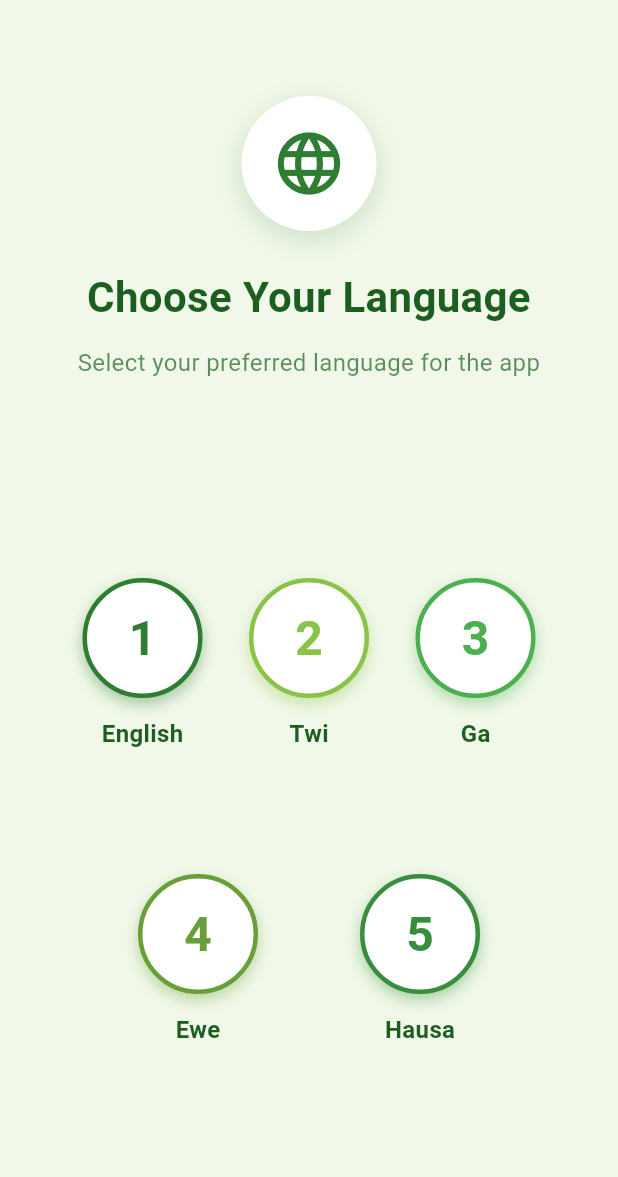
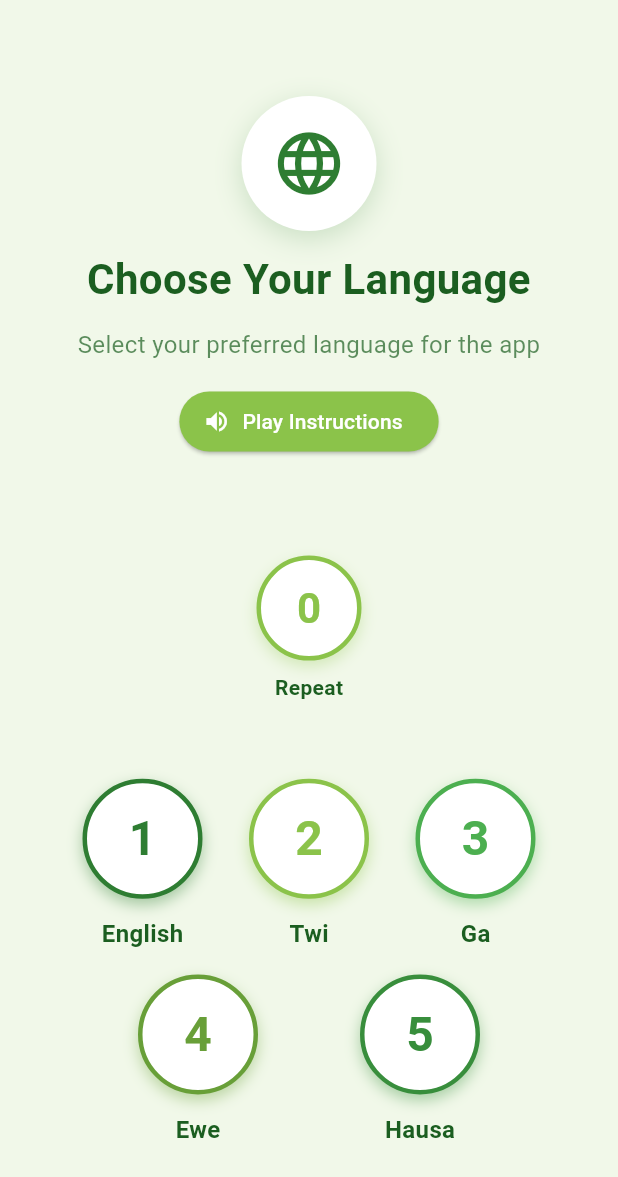
Before and after one commit to Cascasemi/dua_apomden, a Flutter app: the screen it shows after launch, after a tap on "Get Started", on a phone screen of 412 x 824 dp. Shown: the top 1177 px of the screen. Run offline on Flutter 3.47's test engine with Material 3 defaults, Android fonts, the phone set to English and light mode, and no system bars; our stand-ins replace audioplayers.

Commit message:
sound added to replace tts

```diff
--- a/lib/screens/language_selection_screen.dart
+++ b/lib/screens/language_selection_screen.dart
@@ -1,5 +1,6 @@
 import 'package:flutter/material.dart';
-import 'package:flutter_tts/flutter_tts.dart';
+import 'package:audioplayers/audioplayers.dart';
+import 'package:flutter/services.dart';
 
 class LanguageSelectionScreen extends StatefulWidget {
   const LanguageSelectionScreen({super.key});
@@ -10,12 +11,13 @@ class LanguageSelectionScreen extends StatefulWidget {
 
 class _LanguageSelectionScreenState extends State<LanguageSelectionScreen>
     with TickerProviderStateMixin {
-  FlutterTts flutterTts = FlutterTts();
+  late AudioPlayer audioPlayer;
   int? selectedLanguage;
   late AnimationController _fadeController;
   late AnimationController _scaleController;
   late Animation<double> _fadeAnimation;
   late Animation<double> _scaleAnimation;
+  bool isAudioAvailable = false;
 
   final List<Map<String, dynamic>> languages = [
     {
@@ -53,9 +55,9 @@ class _LanguageSelectionScreenState extends State<LanguageSelectionScreen>
   @override
   void initState() {
     super.initState();
-    _initializeTts();
+    _initializeAudio();
     _setupAnimations();
-    _speakInstructions();
+    _playInstructionsAudio();
   }
 
   void _setupAnimations() {
@@ -90,17 +92,47 @@ class _LanguageSelectionScreenState extends State<LanguageSelectionScreen>
     });
   }
 
-  Future<void> _initializeTts() async {
-    await flutterTts.setLanguage("en-US");
-    await flutterTts.setSpeechRate(0.8);
-    await flutterTts.setVolume(1.0);
-    await flutterTts.setPitch(1.0);
+  Future<void> _initializeAudio() async {
+    try {
+      audioPlayer = AudioPlayer();
+      isAudioAvailable = true;
+      print("Audio player initialized successfully");
+    } catch (e) {
+      print("Audio initialization error: $e");
+      isAudioAvailable = false;
+      _showAudioUnavailableMessage();
+    }
   }
 
-  Future<void> _speakInstructions() async {
-    await Future.delayed(const Duration(milliseconds: 1000));
-    await flutterTts.speak(
-        "Press 1 for English, Press 2 for Twi, Press 3 for Ga, Press 4 for Ewe and 5 for Hausa");
+  void _showAudioUnavailableMessage() {
+    if (mounted) {
+      ScaffoldMessenger.of(context).showSnackBar(
+        SnackBar(
+          content: Text('Audio instructions unavailable. Please use visual selection.'),
+          backgroundColor: Color(0xFF2E7D32),
+          duration: Duration(seconds: 3),
+        ),
+      );
+    }
+  }
+
+  Future<void> _playInstructionsAudio() async {
+    if (!isAudioAvailable) {
+      print("Audio not available, showing visual message");
+      _showAudioUnavailableMessage();
+      return;
+    }
+
+    try {
+      print("Playing audio instructions...");
+      await Future.delayed(const Duration(seconds: 1)); // 1 second delay as requested
+
+      await audioPlayer.play(AssetSource('audio/language_instructions.mp3'));
+      print("Audio played successfully");
+    } catch (e) {
+      print("Audio play error: $e");
+      _showAudioUnavailableMessage();
+    }
   }
 
   void _selectLanguage(int languageNumber) {
@@ -108,9 +140,9 @@ class _LanguageSelectionScreenState extends State<LanguageSelectionScreen>
       selectedLanguage = languageNumber;
     });
 
-    // Speak the selected language
+    // Play selection confirmation sound (optional)
     String languageName = languages[languageNumber - 1]['name'];
-    flutterTts.speak("You selected $languageName");
+    print('Selected language: $languageName');
 
     // Navigate to next screen after a short delay
     Future.delayed(const Duration(seconds: 2), () {
@@ -170,9 +202,60 @@ class _LanguageSelectionScreenState extends State<LanguageSelectionScreen>
     );
   }
 
+  Widget _buildRepeatCircle() {
+    return Column(
+      children: [
+        GestureDetector(
+          onTap: () {
+            // Repeat the audio instructions
+            _playInstructionsAudio();
+          },
+          child: Container(
+            width: 70,
+            height: 70,
+            decoration: BoxDecoration(
+              color: Colors.white,
+              shape: BoxShape.circle,
+              border: Border.all(
+                color: Color(0xFF8BC34A), // Light Green
+                width: 3,
+              ),
+              boxShadow: [
+                BoxShadow(
+                  color: Color(0xFF8BC34A).withOpacity(0.3),
+                  blurRadius: 8,
+                  offset: const Offset(0, 4),
+                ),
+              ],
+            ),
+            child: Center(
+              child: Text(
+                '0',
+                style: TextStyle(
+                  fontSize: 28,
+                  fontWeight: FontWeight.bold,
+                  color: Color(0xFF8BC34A),
+                ),
+              ),
+            ),
+          ),
+        ),
+        const SizedBox(height: 8),
+        Text(
+          'Repeat',
+          style: TextStyle(
+            fontSize: 14,
+            fontWeight: FontWeight.w600,
+            color: Color(0xFF1B5E20),
+          ),
+        ),
+      ],
+    );
+  }
+
   @override
   void dispose() {
-    flutterTts.stop();
+    audioPlayer.dispose();
     _fadeController.dispose();
     _scaleController.dispose();
     super.dispose();
@@ -214,7 +297,7 @@ class _LanguageSelectionScreenState extends State<LanguageSelectionScreen>
                           color: Color(0xFF2E7D32),
                         ),
                       ),
-                      const SizedBox(height: 24),
+                      const SizedBox(height: 12),
                       Text(
                         'Choose Your Language',
                         style: TextStyle(
@@ -233,6 +316,20 @@ class _LanguageSelectionScreenState extends State<LanguageSelectionScreen>
                         ),
                         textAlign: TextAlign.center,
                       ),
+                      const SizedBox(height: 16),
+                      // Debug TTS button
+                      ElevatedButton.icon(
+                        onPressed: () async {
+                          print("Manual audio test button pressed");
+                          await _playInstructionsAudio();
+                        },
+                        icon: Icon(Icons.volume_up),
+                        label: Text('Play Instructions'),
+                        style: ElevatedButton.styleFrom(
+                          backgroundColor: Color(0xFF8BC34A),
+                          foregroundColor: Colors.white,
+                        ),
+                      ),
                     ],
                   ),
                 ),
@@ -242,6 +339,9 @@ class _LanguageSelectionScreenState extends State<LanguageSelectionScreen>
                   child: Column(
                     mainAxisAlignment: MainAxisAlignment.spaceEvenly,
                     children: [
+                      // Repeat instruction circle (0)
+                      _buildRepeatCircle(),
+                      const SizedBox(height: 20),
                       // First row with 3 circles
                       Row(
                         mainAxisAlignment: MainAxisAlignment.spaceEvenly,
--- a/pubspec.yaml
+++ b/pubspec.yaml
@@ -35,7 +35,7 @@ dependencies:
   # The following adds the Cupertino Icons font to your application.
   # Use with the CupertinoIcons class for iOS style icons.
   cupertino_icons: ^1.0.8
-  flutter_tts: ^4.1.0
+  audioplayers: ^5.2.1
 
 dev_dependencies:
   flutter_test:
@@ -62,6 +62,7 @@ flutter:
   # To add assets to your application, add an assets section, like this:
   assets:
      - assets/images/backlogo.jpg
+     - assets/audio/language_instructions.mp3
   #   - images/a_dot_ham.jpeg
 
   # An image asset can refer to one or more resolution-specific "variants", see
```
Also changed, not shown: pubspec.lock, 7 other files.
